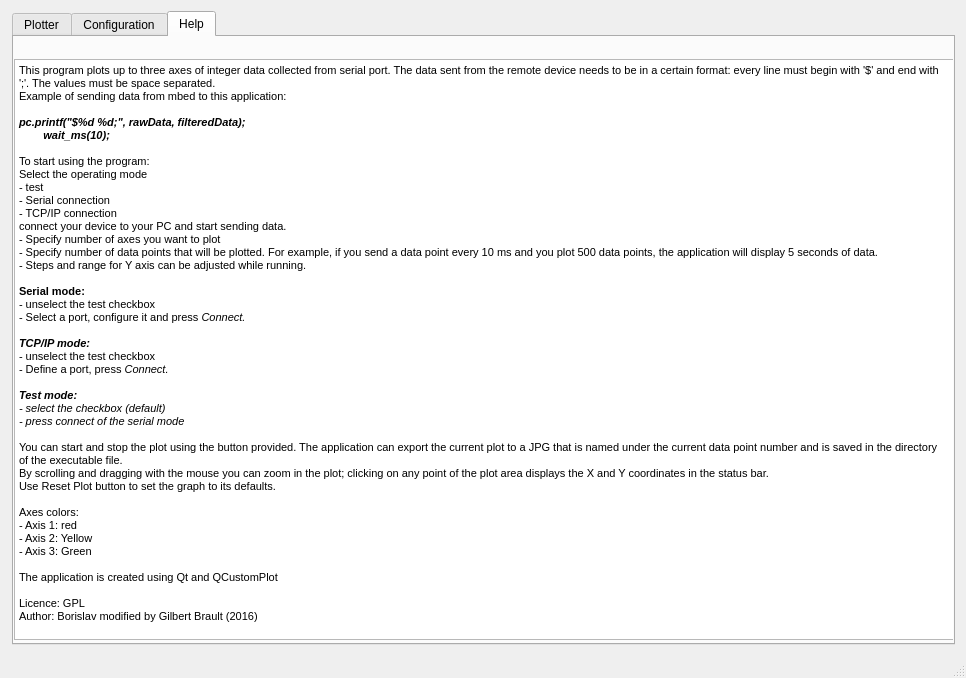
The window that mainwindow.ui (gbrault/plotter) describes before a commit, drawn with Qt 5.
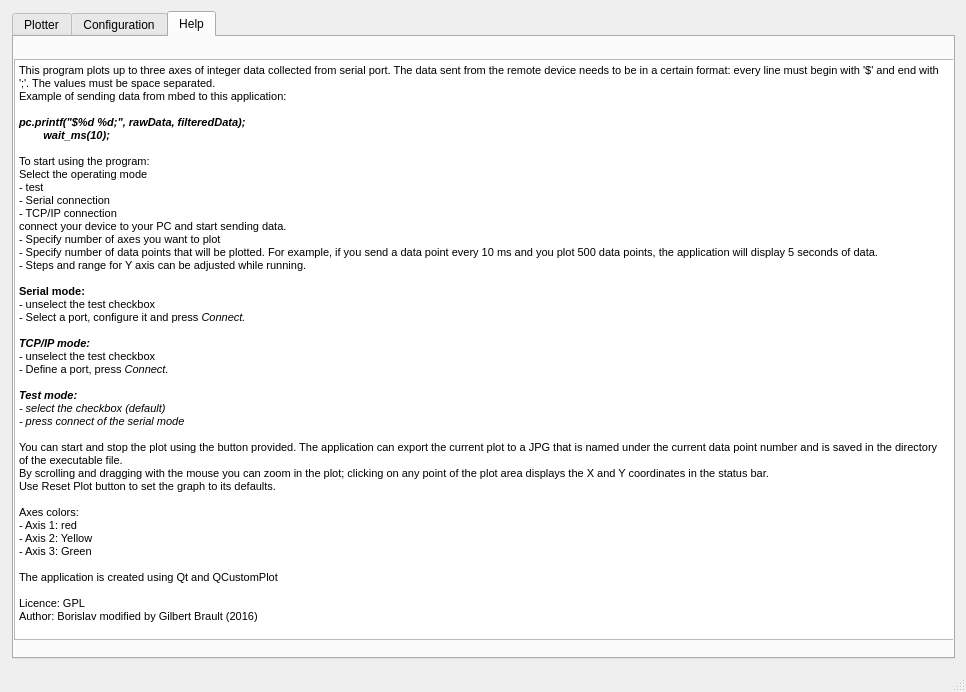
The same window after the commit. The open tabs and pages were chosen to show the change. Custom widgets are drawn as their Qt base class.

Diff of the .ui file:
```diff
--- a/mainwindow.ui
+++ b/mainwindow.ui
@@ -7,7 +7,7 @@
     <x>0</x>
     <y>0</y>
     <width>966</width>
-    <height>678</height>
+    <height>692</height>
    </rect>
   </property>
   <property name="minimumSize">
```
Left out of the diff: 94 changed lines with no effect on the pictures.
